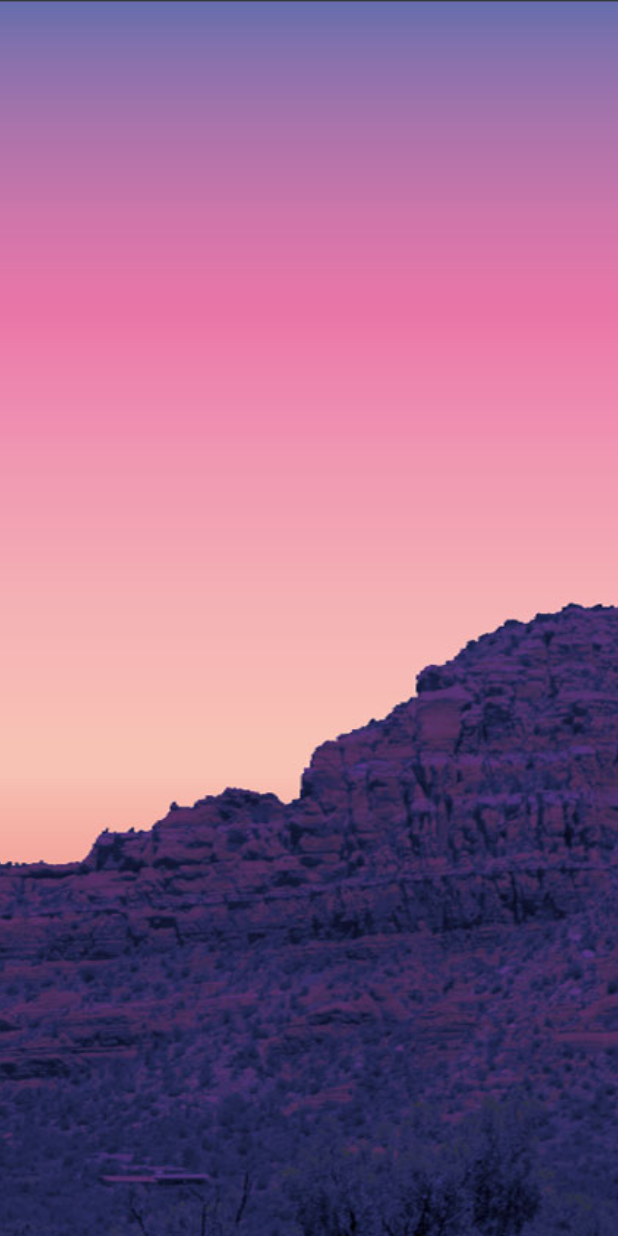
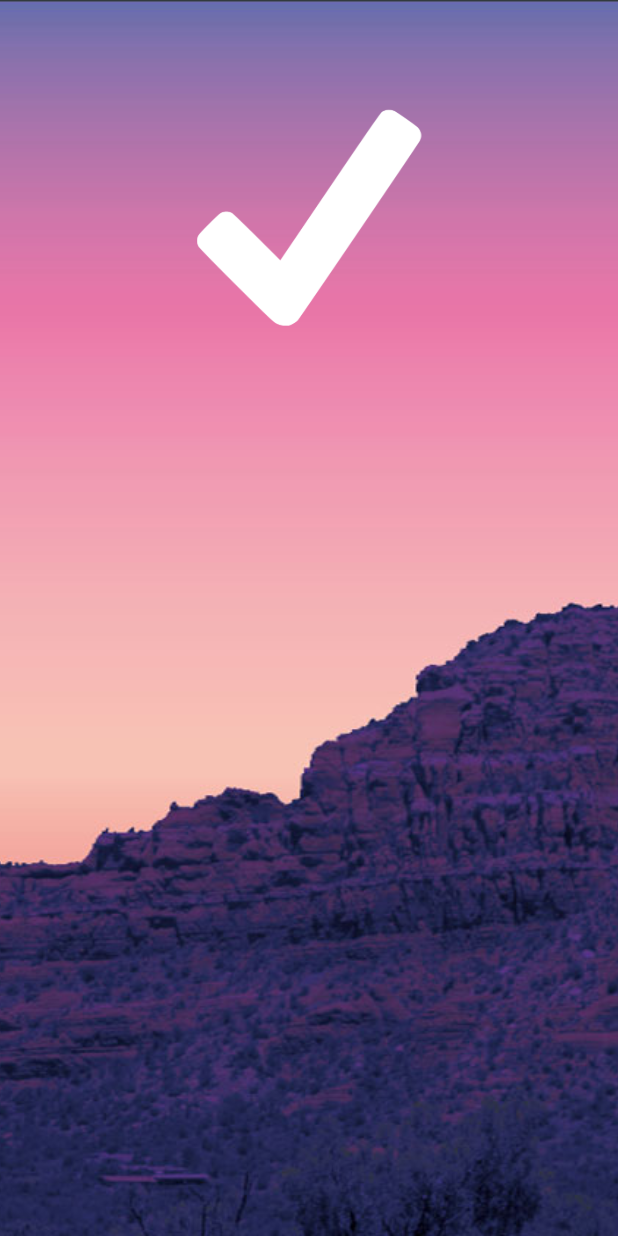
Before and after one commit to karinesobrinho/animacoes_complexas, a Flutter app: the screen it shows after launch, on a phone screen of 412 x 824 dp. Run offline on Flutter 3.47's test engine with Material 2 defaults, Android fonts, the phone set to English and light mode, and no system bars.

Commit message:
icone ok

```diff
--- a/lib/screens/login/loginScreen.dart
+++ b/lib/screens/login/loginScreen.dart
@@ -11,10 +11,33 @@ class _LoginScreenState extends State<LoginScreen> {
     return Scaffold(
       body: Container(
         decoration: BoxDecoration(
-          image: DecorationImage(
-            image: AssetImage('images/background.jpg'),
-            fit: BoxFit.cover
-          )
+            image: DecorationImage(
+              image: AssetImage('images/background.jpg'),
+                fit: BoxFit.cover
+              )
+            ),
+        child: ListView(
+          padding: EdgeInsets.zero,
+          children: <Widget>[
+            Stack(
+              alignment: Alignment.bottomCenter,
+              children: <Widget>[
+                Column(
+                  children: <Widget>[
+                    Padding(
+                      padding: EdgeInsets.only(top: 70, bottom: 32),
+                      child: Image.asset("images/tickicon.png",
+                        width: 150,
+                        height: 150,
+                        fit: BoxFit.contain,
+                      ),
+                    ),
+
+                  ],
+                ),
+              ],
+            )
+          ],
         ),
       ),
     );
```
